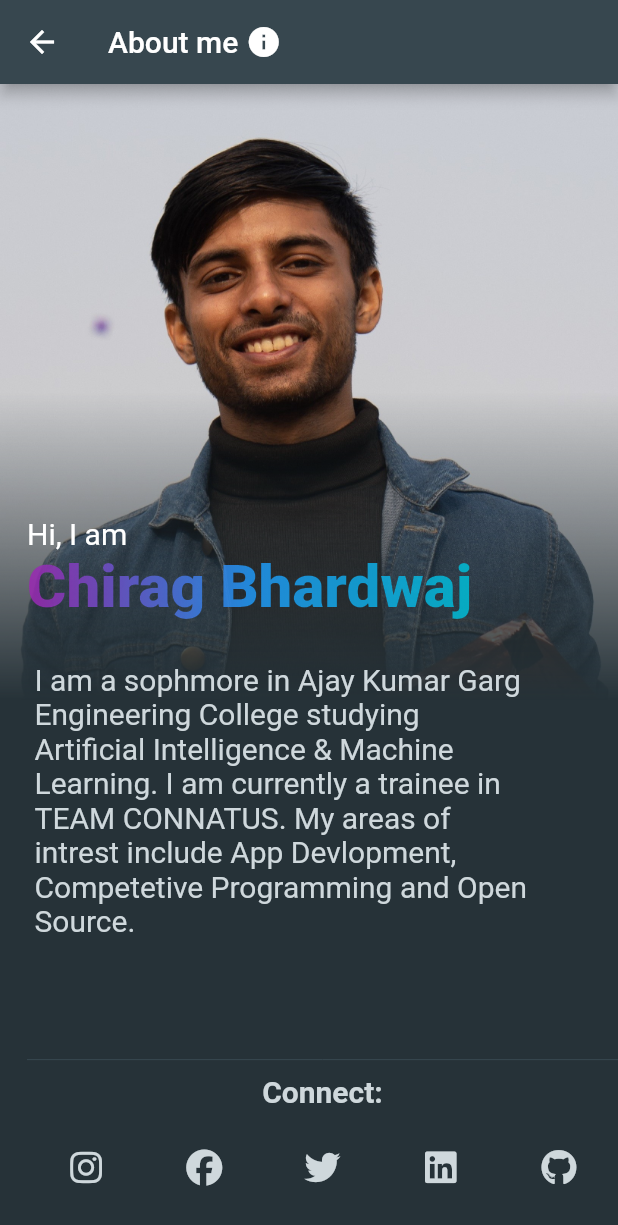
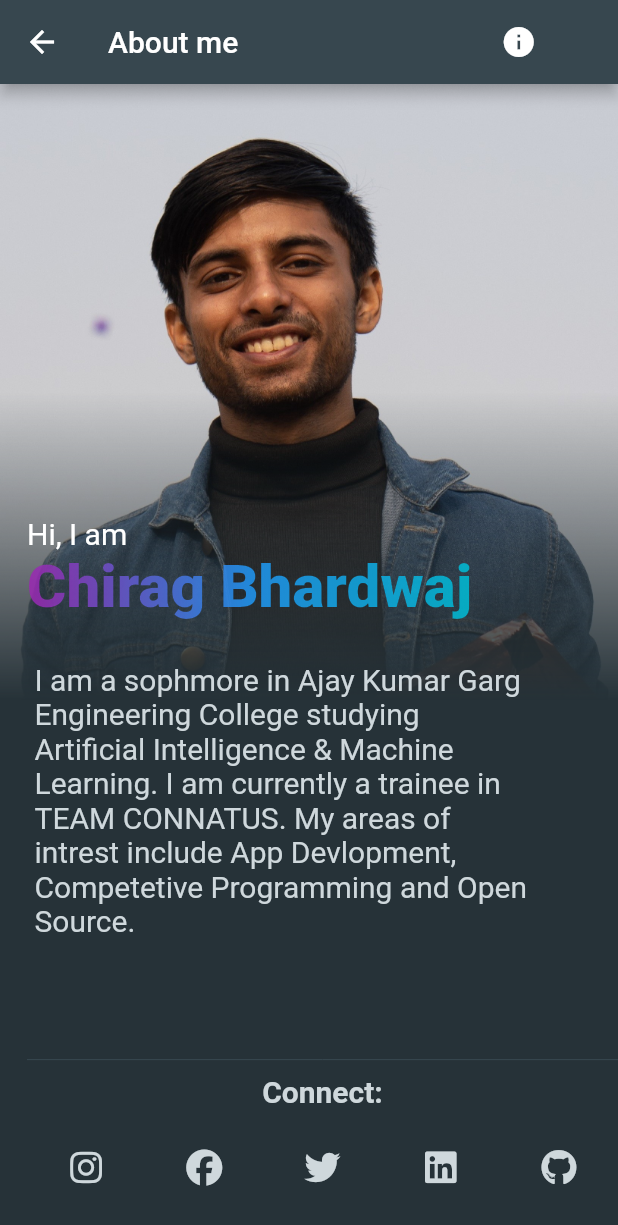
Before and after one commit to Chiragbhardwaj07/PortfolioApp, a Flutter app: the screen it shows after launch, in the side drawer, after a tap on "About", on a phone screen of 412 x 824 dp. Shown: the top 1225 px of the screen. Run offline on Flutter 3.47's test engine with Material 2 defaults, Android fonts, the phone set to English and light mode, and no system bars; our stand-ins replace font_awesome_flutter; missing offline and left inert: colorful_iconify_flutter, iconify_flutter; Roboto replaces fonts that are missing (Soho).

Commit message:
better navbar & scrollable about page

```diff
--- a/lib/description.dart
+++ b/lib/description.dart
@@ -38,7 +38,7 @@ class AboutMe extends StatelessWidget {
         title: Row(mainAxisAlignment: MainAxisAlignment.start, children: [
           Text('About me'),
           SizedBox(
-            width: 5,
+            width: 175,
           ),
           Icon(Icons.info),
         ]),
@@ -47,7 +47,7 @@ class AboutMe extends StatelessWidget {
         backgroundColor: Colors.blueGrey[800],
         // elevation: 0,
       ),
-      body: Container(
+      body: SingleChildScrollView(
         child: Stack(
           children: [
             ShaderMask(
@@ -133,8 +133,12 @@ class AboutMe extends StatelessWidget {
                     SizedBox(
                       height: 15,
                     ),
+                    Column(
+                      mainAxisAlignment: MainAxisAlignment.end,
+                      children: [
                         Container(
                           child: Row(
+                              crossAxisAlignment: CrossAxisAlignment.end,
                               mainAxisAlignment: MainAxisAlignment.spaceAround,
                               children: [
                                 IconButton(
@@ -173,13 +177,16 @@ class AboutMe extends StatelessWidget {
                                     )),
                                 IconButton(
                                     onPressed: () {
-                                  launch('https://github.com/Chiragbhardwaj07');
+                                      launch(
+                                          'https://github.com/Chiragbhardwaj07');
                                     },
                                     icon: Icon(
                                       FontAwesomeIcons.github,
                                       color: Colors.blueGrey[100],
                                     )),
                               ]),
+                        ),
+                      ],
                     ),
                   ],
                 ),
--- a/lib/navbar.dart
+++ b/lib/navbar.dart
@@ -97,13 +97,18 @@ class NavBar extends StatelessWidget {
             ),
             ListTile(
               leading: Icon(
-                Icons.person,
+                Icons.account_circle_rounded,
                 size: 40,
                 color: Colors.blueGrey[100],
               ),
+              trailing: Icon(Icons.arrow_forward_ios),
+              shape: RoundedRectangleBorder(
+                  borderRadius: BorderRadius.circular(20)),
               title: Text(
                 'About',
               ),
+              textColor: Colors.blueGrey[100],
+              iconColor: Colors.blueGrey[100],
               onTap: () {
                 Navigator.pushNamed(context, '/about');
               },
@@ -115,9 +120,14 @@ class NavBar extends StatelessWidget {
                 size: 40,
                 color: Colors.blueGrey[100],
               ),
+              trailing: Icon(Icons.arrow_forward_ios),
+              shape: RoundedRectangleBorder(
+                  borderRadius: BorderRadius.circular(20)),
               title: Text(
                 'Projects',
               ),
+              textColor: Colors.blueGrey[100],
+              iconColor: Colors.blueGrey[100],
               onTap: () {
                 Navigator.push(context,
                     MaterialPageRoute(builder: (context) => MyProject()));
@@ -130,6 +140,11 @@ class NavBar extends StatelessWidget {
                 size: 40,
                 color: Colors.blueGrey[100],
               ),
+              trailing: Icon(Icons.arrow_forward_ios),
+              iconColor: Colors.blueGrey[100],
+              textColor: Colors.blueGrey[100],
+              shape: RoundedRectangleBorder(
+                  borderRadius: BorderRadius.circular(20)),
               title: Text(
                 'Contact Me',
               ),
```
Lines whose indentation alone changed are shown as unchanged.
